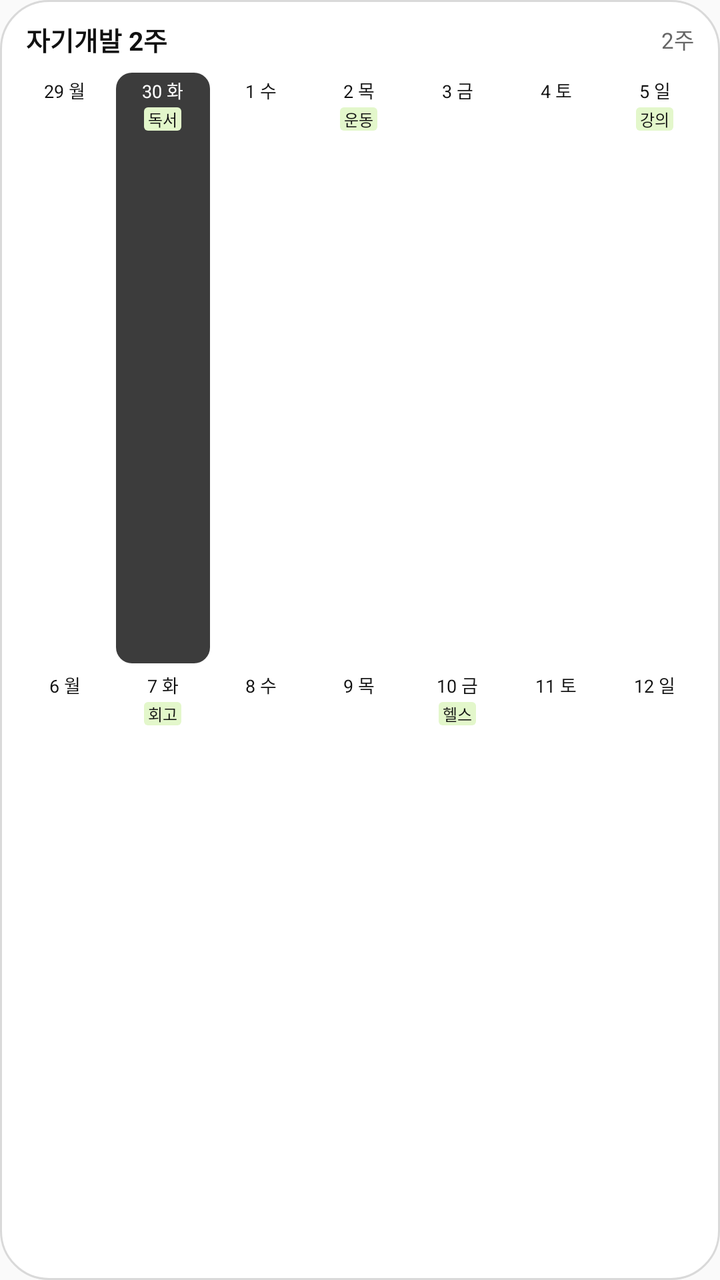
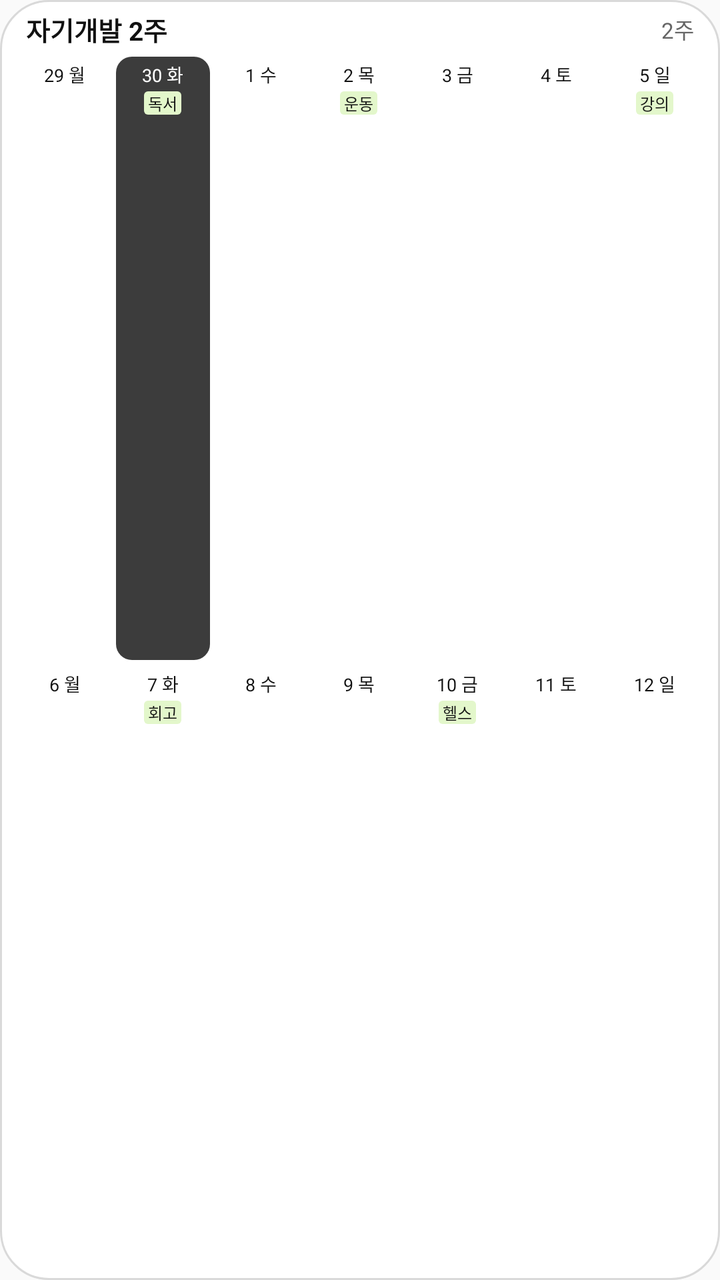

Before-and-after screenshots of an Android layout around one commit, followed by the original layout XML and the change that was made.
<!-- AndroidManifest.xml: application theme AppTheme -->
<!-- res/layout/widget_preview_study_two_weeks.xml -->
<?xml version="1.0" encoding="utf-8"?>
<LinearLayout xmlns:android="http://schemas.android.com/apk/res/android"
    android:layout_width="match_parent"
    android:layout_height="match_parent"
    android:background="@drawable/widget_background"
    android:orientation="vertical"
    android:paddingLeft="8dp"
    android:paddingTop="10dp"
    android:paddingRight="8dp"
    android:paddingBottom="10dp">

    <LinearLayout
        android:layout_width="match_parent"
        android:layout_height="wrap_content"
        android:gravity="center_vertical"
        android:orientation="horizontal"
        android:paddingLeft="5dp"
        android:paddingRight="5dp">

        <TextView
            style="@style/MallinoiWidgetPreviewTitle"
            android:text="자기개발 2주" />

        <TextView
            style="@style/MallinoiWidgetPreviewSubtitle"
            android:text="2주" />
    </LinearLayout>

    <LinearLayout
        android:layout_width="match_parent"
        android:layout_height="0dp"
        android:layout_marginTop="6dp"
        android:layout_weight="1"
        android:orientation="vertical">

    <LinearLayout
        style="@style/MallinoiWidgetPreviewRow">

        <LinearLayout
            style="@style/MallinoiWidgetPreviewDay">

            <TextView
                style="@style/MallinoiWidgetPreviewDate"
                android:text="29 월" />
        </LinearLayout>

        <LinearLayout
            style="@style/MallinoiWidgetPreviewDay"
            android:background="@drawable/widget_today_study_background">

            <TextView
                style="@style/MallinoiWidgetPreviewDate"
                android:text="30 화"
                android:textColor="#FFFFFF" />

            <TextView
                style="@style/MallinoiWidgetPreviewChip"
                android:background="@drawable/widget_preview_chip_study"
                android:text="독서" />
        </LinearLayout>

        <LinearLayout
            style="@style/MallinoiWidgetPreviewDay">

            <TextView
                style="@style/MallinoiWidgetPreviewDate"
                android:text="1 수" />
        </LinearLayout>

        <LinearLayout
            style="@style/MallinoiWidgetPreviewDay">

            <TextView
                style="@style/MallinoiWidgetPreviewDate"
                android:text="2 목" />

            <TextView
                style="@style/MallinoiWidgetPreviewChip"
                android:background="@drawable/widget_preview_chip_study"
                android:text="운동" />
        </LinearLayout>

        <LinearLayout
            style="@style/MallinoiWidgetPreviewDay">

            <TextView
                style="@style/MallinoiWidgetPreviewDate"
                android:text="3 금" />
        </LinearLayout>

        <LinearLayout
            style="@style/MallinoiWidgetPreviewDay">

            <TextView
                style="@style/MallinoiWidgetPreviewDate"
                android:text="4 토" />
        </LinearLayout>

        <LinearLayout
            style="@style/MallinoiWidgetPreviewDay">

            <TextView
                style="@style/MallinoiWidgetPreviewDate"
                android:text="5 일" />

            <TextView
                style="@style/MallinoiWidgetPreviewChip"
                android:background="@drawable/widget_preview_chip_study"
                android:text="강의" />
        </LinearLayout>
    </LinearLayout>

    <LinearLayout
        style="@style/MallinoiWidgetPreviewRow">

        <LinearLayout
            style="@style/MallinoiWidgetPreviewDay">

            <TextView
                style="@style/MallinoiWidgetPreviewDate"
                android:text="6 월" />
        </LinearLayout>

        <LinearLayout
            style="@style/MallinoiWidgetPreviewDay">

            <TextView
                style="@style/MallinoiWidgetPreviewDate"
                android:text="7 화" />

            <TextView
                style="@style/MallinoiWidgetPreviewChip"
                android:background="@drawable/widget_preview_chip_study"
                android:text="회고" />
        </LinearLayout>

        <LinearLayout
            style="@style/MallinoiWidgetPreviewDay">

            <TextView
                style="@style/MallinoiWidgetPreviewDate"
                android:text="8 수" />
        </LinearLayout>

        <LinearLayout
            style="@style/MallinoiWidgetPreviewDay">

            <TextView
                style="@style/MallinoiWidgetPreviewDate"
                android:text="9 목" />
        </LinearLayout>

        <LinearLayout
            style="@style/MallinoiWidgetPreviewDay">

            <TextView
                style="@style/MallinoiWidgetPreviewDate"
                android:text="10 금" />

            <TextView
                style="@style/MallinoiWidgetPreviewChip"
                android:background="@drawable/widget_preview_chip_study"
                android:text="헬스" />
        </LinearLayout>

        <LinearLayout
            style="@style/MallinoiWidgetPreviewDay">

            <TextView
                style="@style/MallinoiWidgetPreviewDate"
                android:text="11 토" />
        </LinearLayout>

        <LinearLayout
            style="@style/MallinoiWidgetPreviewDay">

            <TextView
                style="@style/MallinoiWidgetPreviewDate"
                android:text="12 일" />
        </LinearLayout>
    </LinearLayout>
    </LinearLayout>
</LinearLayout>
<!-- resources referenced by this layout -->
<resources>
  <!-- drawable widget_background (drawable) -->
  <?xml version="1.0" encoding="utf-8"?>
  <shape xmlns:android="http://schemas.android.com/apk/res/android">
      <solid android:color="#ffffff" />
      <stroke android:width="1dp" android:color="#d9d9d9" />
      <corners android:radius="24dp" />
  </shape>
  <!-- drawable widget_preview_chip_study (drawable) -->
  <?xml version="1.0" encoding="utf-8"?>
  <shape xmlns:android="http://schemas.android.com/apk/res/android">
      <solid android:color="#E3F7CB" />
      <corners android:radius="2dp" />
  </shape>
  <!-- drawable widget_today_study_background (drawable) -->
  <?xml version="1.0" encoding="utf-8"?>
  <shape xmlns:android="http://schemas.android.com/apk/res/android">
      <solid android:color="#3c3c3c" />
      <corners android:radius="8dp" />
  </shape>
  <style name="MallinoiWidgetPreviewDate">
          <item name="android:layout_width">match_parent</item>
          <item name="android:layout_height">wrap_content</item>
          <item name="android:gravity">center</item>
          <item name="android:includeFontPadding">true</item>
          <item name="android:textColor">#111111</item>
          <item name="android:textSize">9sp</item>
      </style>
  <style name="MallinoiWidgetPreviewDay">
          <item name="android:layout_width">0dp</item>
          <item name="android:layout_height">match_parent</item>
          <item name="android:layout_margin">1dp</item>
          <item name="android:layout_weight">1</item>
          <item name="android:background">@drawable/widget_day_background</item>
          <item name="android:gravity">top|center_horizontal</item>
          <item name="android:orientation">vertical</item>
          <item name="android:padding">2dp</item>
      </style>
  <style name="MallinoiWidgetPreviewRow">
          <item name="android:layout_width">match_parent</item>
          <item name="android:layout_height">0dp</item>
          <item name="android:layout_weight">1</item>
          <item name="android:orientation">horizontal</item>
      </style>
  <style name="MallinoiWidgetPreviewSubtitle">
          <item name="android:layout_width">wrap_content</item>
          <item name="android:layout_height">wrap_content</item>
          <item name="android:textColor">#666666</item>
          <item name="android:textSize">11sp</item>
      </style>
  <style name="MallinoiWidgetPreviewTitle">
          <item name="android:layout_width">0dp</item>
          <item name="android:layout_height">wrap_content</item>
          <item name="android:layout_weight">1</item>
          <item name="android:ellipsize">end</item>
          <item name="android:singleLine">true</item>
          <item name="android:textColor">#111111</item>
          <item name="android:textSize">13sp</item>
          <item name="android:textStyle">bold</item>
      </style>
  <style name="AppTheme" parent="Theme.AppCompat.Light.DarkActionBar">
          
          <item name="colorPrimary">@color/colorPrimary</item>
          <item name="colorPrimaryDark">@color/colorPrimaryDark</item>
          <item name="colorAccent">@color/colorAccent</item>
      </style>
  <!-- drawable widget_day_background (drawable) -->
  <?xml version="1.0" encoding="utf-8"?>
  <shape xmlns:android="http://schemas.android.com/apk/res/android">
      <solid android:color="#ffffff" />
      <corners android:radius="8dp" />
  </shape>
  <color tools:ignore="UnusedResources" name="colorPrimary">#3F51B5</color>
  <color tools:ignore="UnusedResources" name="colorPrimaryDark">#303F9F</color>
  <color tools:ignore="UnusedResources" name="colorAccent">#FF4081</color>
  <!-- unchanged entries left out for length: 1 -->
</resources>

<!-- the commit's change to res/layout/widget_preview_study_two_weeks.xml (unified diff, before → after) -->
@@ -5,9 +5,9 @@
     android:background="@drawable/widget_background"
     android:orientation="vertical"
     android:paddingLeft="8dp"
-    android:paddingTop="10dp"
+    android:paddingTop="5dp"
     android:paddingRight="8dp"
-    android:paddingBottom="10dp">
+    android:paddingBottom="5dp">
 
     <LinearLayout
         android:layout_width="match_parent"
@@ -29,7 +29,7 @@
     <LinearLayout
         android:layout_width="match_parent"
         android:layout_height="0dp"
-        android:layout_marginTop="6dp"
+        android:layout_marginTop="3dp"
         android:layout_weight="1"
         android:orientation="vertical">
 
@@ -111,7 +111,8 @@
     </LinearLayout>
 
     <LinearLayout
-        style="@style/MallinoiWidgetPreviewRow">
+        style="@style/MallinoiWidgetPreviewRow"
+        android:paddingTop="1dp">
 
         <LinearLayout
             style="@style/MallinoiWidgetPreviewDay">
